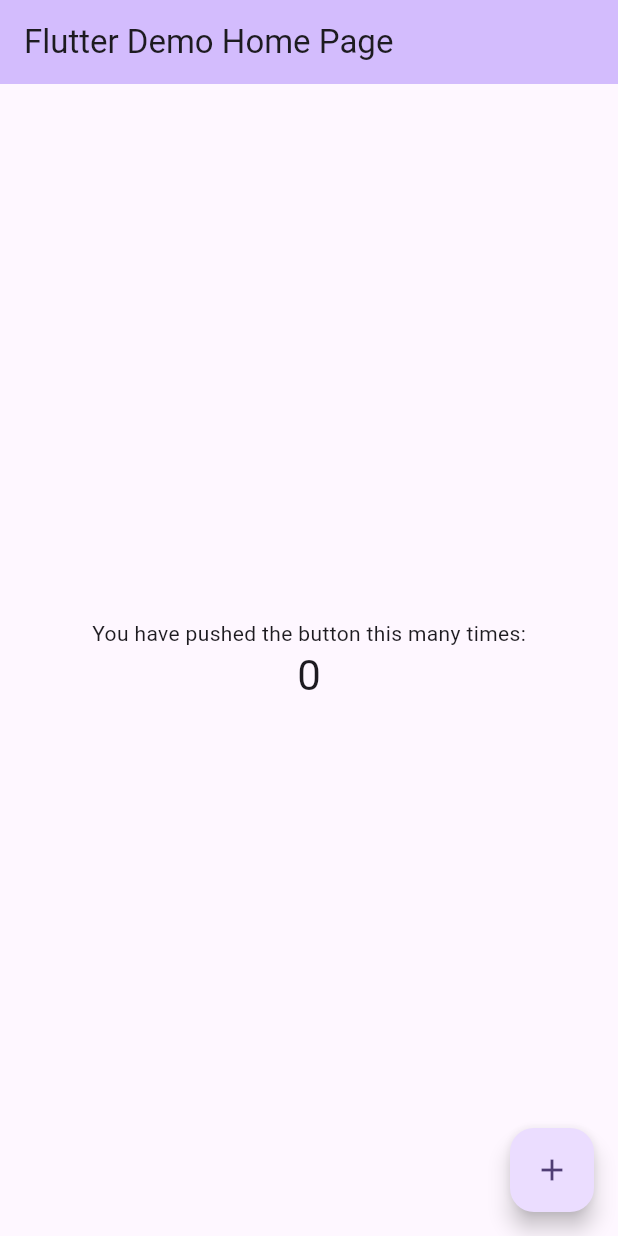
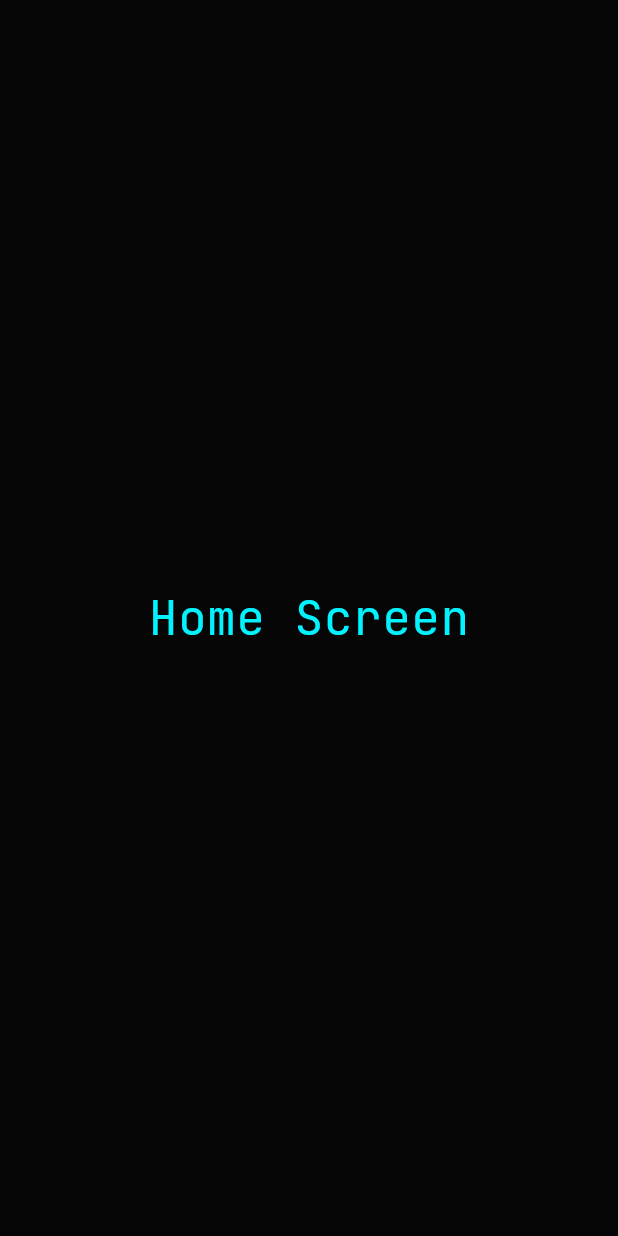
Before and after one commit to MtynmM/code_alchemist_v2, a Flutter app: the screen it shows after launch, on a phone screen of 412 x 824 dp. Run offline on Flutter 3.47's test engine with Material 3 defaults, Android fonts, the phone set to English and light mode, and no system bars; our stand-ins replace flutter_animate, get_it, go_router, google_fonts.

```diff
--- /dev/null
+++ b/lib/app.dart
@@ -0,0 +1,17 @@
+import 'package:flutter/material.dart';
+import 'core/theme/app_theme.dart';
+import 'core/router/app_router.dart';
+
+class CodeAlchemistApp extends StatelessWidget {
+  const CodeAlchemistApp({super.key});
+
+  @override
+  Widget build(BuildContext context) {
+    return MaterialApp.router(
+      title: 'CodeAlchemist',
+      theme: AppTheme.darkCyberpunkTheme,
+      routerConfig: appRouter,
+      debugShowCheckedModeBanner: false,
+    );
+  }
+}
--- /dev/null
+++ b/lib/core/router/app_router.dart
@@ -0,0 +1,17 @@
+import 'package:flutter/material.dart';
+import 'package:go_router/go_router.dart';
+import '../../features/splash/presentation/pages/splash_screen.dart';
+import '../../features/home/presentation/pages/home_screen.dart';
+
+final GoRouter appRouter = GoRouter(
+  routes: [
+    GoRoute(
+      path: '/',
+      builder: (context, state) => const SplashScreen(),
+    ),
+    GoRoute(
+      path: '/home',
+      builder: (context, state) => const HomeScreen(),
+    ),
+  ],
+);
--- /dev/null
+++ b/lib/core/theme/app_colors.dart
@@ -0,0 +1,8 @@
+import 'package:flutter/material.dart';
+
+class AppColors {
+  static const Color voidBackground = Color(0xFF050505);
+  static const Color neonCyan = Color(0xFF00F3FF);
+  static const Color glitchRed = Color(0xFFFF0055);
+  static const Color hologramBlue = Color(0xFF1E1E1E);
+}
--- /dev/null
+++ b/lib/core/theme/app_theme.dart
@@ -0,0 +1,23 @@
+import 'package:flutter/material.dart';
+import 'package:google_fonts/google_fonts.dart';
+import 'app_colors.dart';
+
+class AppTheme {
+  static ThemeData get darkCyberpunkTheme {
+    return ThemeData(
+      brightness: Brightness.dark,
+      scaffoldBackgroundColor: AppColors.voidBackground,
+      colorScheme: const ColorScheme.dark(
+        background: AppColors.voidBackground,
+        primary: AppColors.neonCyan,
+        secondary: AppColors.glitchRed,
+        surface: AppColors.hologramBlue,
+      ),
+      textTheme: GoogleFonts.jetbrainsMonoTextTheme().apply(
+        bodyColor: AppColors.neonCyan,
+        displayColor: AppColors.neonCyan,
+      ),
+      fontFamily: GoogleFonts.jetbrainsMono().fontFamily,
+    );
+  }
+}
--- /dev/null
+++ b/lib/features/home/presentation/pages/home_screen.dart
@@ -0,0 +1,17 @@
+import 'package:flutter/material.dart';
+
+class HomeScreen extends StatelessWidget {
+  const HomeScreen({super.key});
+
+  @override
+  Widget build(BuildContext context) {
+    return const Scaffold(
+      body: Center(
+        child: Text(
+          'Home Screen',
+          style: TextStyle(fontSize: 32),
+        ),
+      ),
+    );
+  }
+}
--- a/lib/main.dart
+++ b/lib/main.dart
@@ -1,122 +1,9 @@
 import 'package:flutter/material.dart';
+import 'core/di/injection_container.dart' as di;
+import 'app.dart';
 
-void main() {
-  runApp(const MyApp());
+void main() async {
+  WidgetsFlutterBinding.ensureInitialized();
+  await di.init();
+  runApp(const CodeAlchemistApp());
 }
-
-class MyApp extends StatelessWidget {
-  const MyApp({super.key});
-
-  // This widget is the root of your application.
-  @override
-  Widget build(BuildContext context) {
-    return MaterialApp(
-      title: 'Flutter Demo',
-      theme: ThemeData(
-        // This is the theme of your application.
-        //
-        // TRY THIS: Try running your application with "flutter run". You'll see
-        // the application has a purple toolbar. Then, without quitting the app,
-        // try changing the seedColor in the colorScheme below to Colors.green
-        // and then invoke "hot reload" (save your changes or press the "hot
-        // reload" button in a Flutter-supported IDE, or press "r" if you used
-        // the command line to start the app).
-        //
-        // Notice that the counter didn't reset back to zero; the application
-        // state is not lost during the reload. To reset the state, use hot
-        // restart instead.
-        //
-        // This works for code too, not just values: Most code changes can be
-        // tested with just a hot reload.
-        colorScheme: ColorScheme.fromSeed(seedColor: Colors.deepPurple),
-      ),
-      home: const MyHomePage(title: 'Flutter Demo Home Page'),
-    );
-  }
-}
-
-class MyHomePage extends StatefulWidget {
-  const MyHomePage({super.key, required this.title});
-
-  // This widget is the home page of your application. It is stateful, meaning
-  // that it has a State object (defined below) that contains fields that affect
-  // how it looks.
-
-  // This class is the configuration for the state. It holds the values (in this
-  // case the title) provided by the parent (in this case the App widget) and
-  // used by the build method of the State. Fields in a Widget subclass are
-  // always marked "final".
-
-  final String title;
-
-  @override
-  State<MyHomePage> createState() => _MyHomePageState();
-}
-
-class _MyHomePageState extends State<MyHomePage> {
-  int _counter = 0;
-
-  void _incrementCounter() {
-    setState(() {
-      // This call to setState tells the Flutter framework that something has
-      // changed in this State, which causes it to rerun the build method below
-      // so that the display can reflect the updated values. If we changed
-      // _counter without calling setState(), then the build method would not be
-      // called again, and so nothing would appear to happen.
-      _counter++;
-    });
-  }
-
-  @override
-  Widget build(BuildContext context) {
-    // This method is rerun every time setState is called, for instance as done
-    // by the _incrementCounter method above.
-    //
-    // The Flutter framework has been optimized to make rerunning build methods
-    // fast, so that you can just rebuild anything that needs updating rather
-    // than having to individually change instances of widgets.
-    return Scaffold(
-      appBar: AppBar(
-        // TRY THIS: Try changing the color here to a specific color (to
-        // Colors.amber, perhaps?) and trigger a hot reload to see the AppBar
-        // change color while the other colors stay the same.
-        backgroundColor: Theme.of(context).colorScheme.inversePrimary,
-        // Here we take the value from the MyHomePage object that was created by
-        // the App.build method, and use it to set our appbar title.
-        title: Text(widget.title),
-      ),
-      body: Center(
-        // Center is a layout widget. It takes a single child and positions it
-        // in the middle of the parent.
-        child: Column(
-          // Column is also a layout widget. It takes a list of children and
-          // arranges them vertically. By default, it sizes itself to fit its
-          // children horizontally, and tries to be as tall as its parent.
-          //
-          // Column has various properties to control how it sizes itself and
-          // how it positions its children. Here we use mainAxisAlignment to
-          // center the children vertically; the main axis here is the vertical
-          // axis because Columns are vertical (the cross axis would be
-          // horizontal).
-          //
-          // TRY THIS: Invoke "debug painting" (choose the "Toggle Debug Paint"
-          // action in the IDE, or press "p" in the console), to see the
-          // wireframe for each widget.
-          mainAxisAlignment: MainAxisAlignment.center,
-          children: <Widget>[
-            const Text('You have pushed the button this many times:'),
-            Text(
-              '$_counter',
-              style: Theme.of(context).textTheme.headlineMedium,
-            ),
-          ],
-        ),
-      ),
-      floatingActionButton: FloatingActionButton(
-        onPressed: _incrementCounter,
-        tooltip: 'Increment',
-        child: const Icon(Icons.add),
-      ), // This trailing comma makes auto-formatting nicer for build methods.
-    );
-  }
-}
```
Also changed, not shown: lib/core/di/injection_container.dart (added, +8 -0 lines), lib/features/splash/presentation/pages/splash_screen.dart (added, +63 -0 lines), pubspec.yaml (+14 -6 lines), 1 other file.
